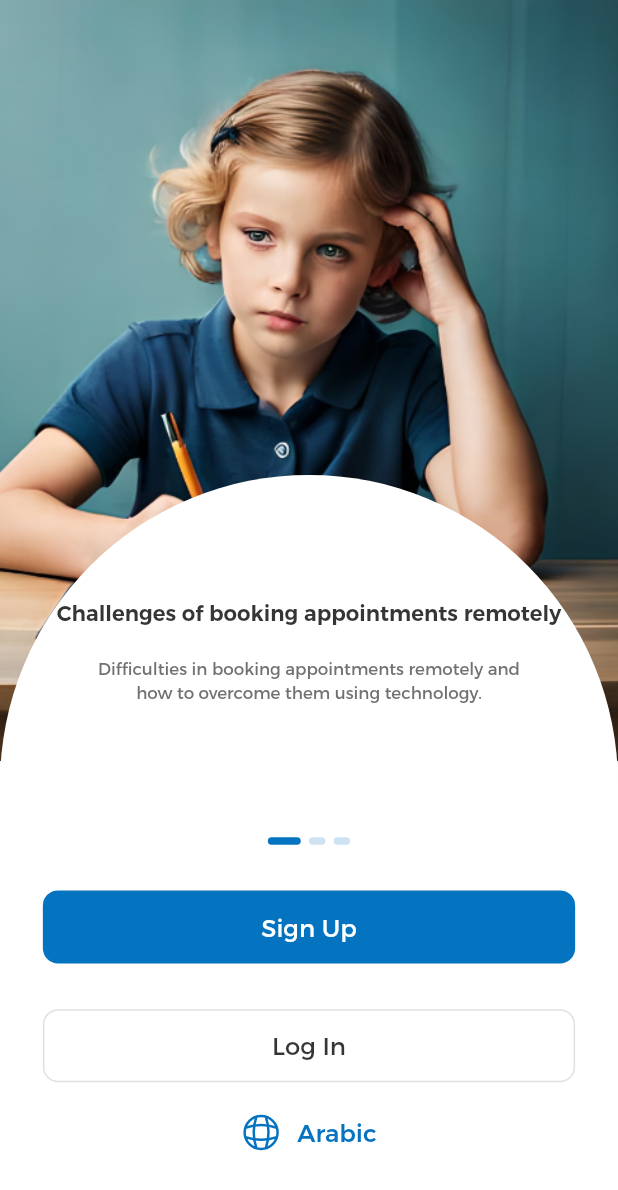
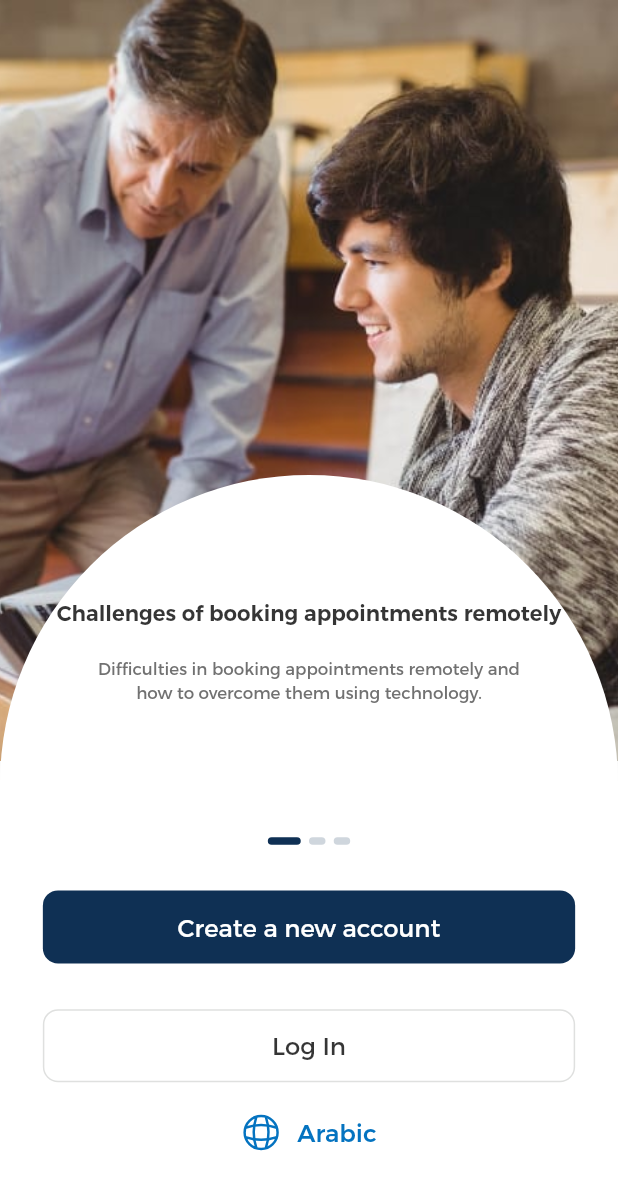
Before and after one commit to mhammedkh20/reservations_app, a Flutter app: the screen it shows after launch, after a tap on "إنجليزي", on a phone screen of 412 x 824 dp. Shown: the top 1190 px of the screen. Run offline on Flutter 3.47's test engine with Material 2 defaults, Android fonts, the phone set to English and light mode, and no system bars; our stand-ins replace bloc, cloud_firestore, firebase_auth, firebase_core, firebase_messaging, firebase_storage and 9 more; missing offline and left inert: day_night_time_picker; accounts and stored records are empty; generated files the repository leaves out were written again.

Commit message:
version app 1.1

```diff
--- a/lib/l10n/app_ar.arb
+++ b/lib/l10n/app_ar.arb
@@ -1,5 +1,5 @@
 {
-    "getStarted": "حساب جديد",
+    "getStarted": "إنشاء حساب جديد",
     "logIn": "تسجيل الدخول",
     "logInNow":"تسجيل الدخول الآن",
 
--- a/lib/l10n/app_en.arb
+++ b/lib/l10n/app_en.arb
@@ -1,5 +1,5 @@
 {
-    "getStarted": "Sign Up",
+    "getStarted": "Create a new account",
     "logIn": "Log In",
     "logInNow":"Log in Now",
 
--- a/lib/pages/on_boarding/launch_screen.dart
+++ b/lib/pages/on_boarding/launch_screen.dart
@@ -54,7 +54,7 @@ class _LaunchScreenState extends State<LaunchScreen> {
             height: 20.h,
             width: double.infinity,
           ),
-          MyText(title: 'زميل الدراسة')
+          MyText(title: 'ASUBooking')
         ],
       ),
     );
--- a/lib/utils/app_colors.dart
+++ b/lib/utils/app_colors.dart
@@ -25,37 +25,21 @@ class AppColors {
   static Color pink100 = pink.withOpacity(.1);
   static Color pink300 = pink.withOpacity(.3);
   static Color pink400 = pink.withOpacity(.4);
-  static const Color BASE_COLOR = Color(0xff0473C0);
-
-  // static const MaterialColor App_THEME = MaterialColor(
-  //   0xffD91A2E,
-  //   <int, Color>{
-  //     50: Color(0xFFECD1D4),
-  //     100: Color(0xFFEEB1B7),
-  //     200: Color(0xFFE8858F),
-  //     300: Color(0xFFE35968),
-  //     400: Color(0xFFE03B4C),
-  //     500: Color(0xffc92b3c),
-  //     600: Color(0xFFC91729),
-  //     700: Color(0xFFAD1122),
-  //     800: Color(0xFFA61120),
-  //     900: Color(0xFF830916),
-  //   },
-  // );
+  static const Color BASE_COLOR = Color(0xff0f3054);
 
   static const MaterialColor App_THEME = MaterialColor(
-    0xff0473C0,
+    0xff0f3054,
     <int, Color>{
-      50: Color(0xFFCEDDE8),
-      100: Color(0xFFACD0E8),
-      200: Color(0xFF82BBE3),
-      300: Color(0xFF56A5DC),
-      400: Color(0xFF3897D9),
-      500: Color(0xff2883c2),
-      600: Color(0xFF167CC4),
-      700: Color(0xFF1069A8),
-      800: Color(0xFF11659F),
-      900: Color(0xFF084D7C),
+      50: Color(0xFFC4D1E0),
+      100: Color(0xFFA3BFDE),
+      200: Color(0xFF79A6D7),
+      300: Color(0xFF508ED2),
+      400: Color(0xFF357FD0),
+      500: Color(0xff2469b4),
+      600: Color(0xFF1461B6),
+      700: Color(0xFF0E5098),
+      800: Color(0xFF0F4D91),
+      900: Color(0xFF06386E),
     },
   );
 }
--- a/lib/utils/app_dialogs.dart
+++ b/lib/utils/app_dialogs.dart
@@ -286,8 +286,6 @@ class AppDialogs {
                     child: MyElevatedButton(
                       title: AppLocalizations.of(context)!.addAppointment,
                       onPressed: () async {
-                        //!1
-
                         StudentAppointmentsCubit.get(context).sendRequestAppo2(
                           context,
                           idAppo,
--- a/pubspec.yaml
+++ b/pubspec.yaml
@@ -40,7 +40,8 @@ dev_dependencies:
 flutter_launcher_icons:
   android: "launcher_icon"
   ios: true
-  image_path: "assets/images/ic_app_launcher.png"
+  remove_alpha_ios: true
+  image_path: "assets/images/ic_app.png"
   min_sdk_android: 21 # android min sdk min:16, default 21
 
 
```
Also changed, not shown: lib/cubits/student_appointments_cubit/student_appointments_cubit.dart (+25 -0 lines), assets/images/ic_app.png, assets/images/im1.png, assets/images/im2.png, assets/images/im3.png, 28 other files.
